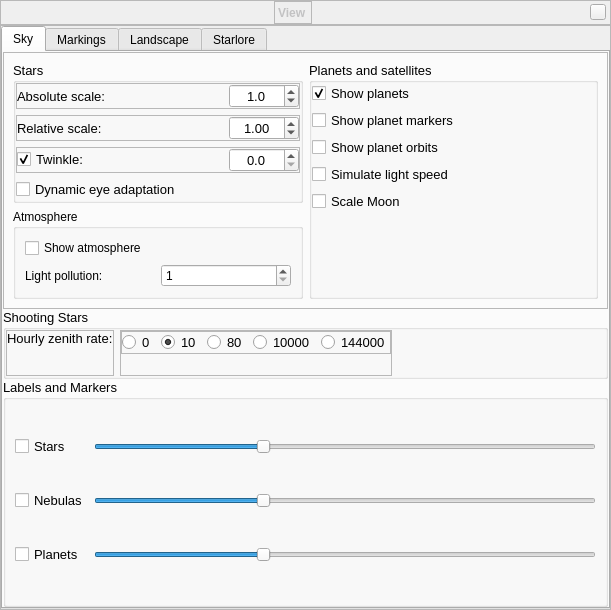
Before: the Qt Designer form src/gui/viewDialog.ui in 519984307/stellarium_src, drawn with Qt 5.
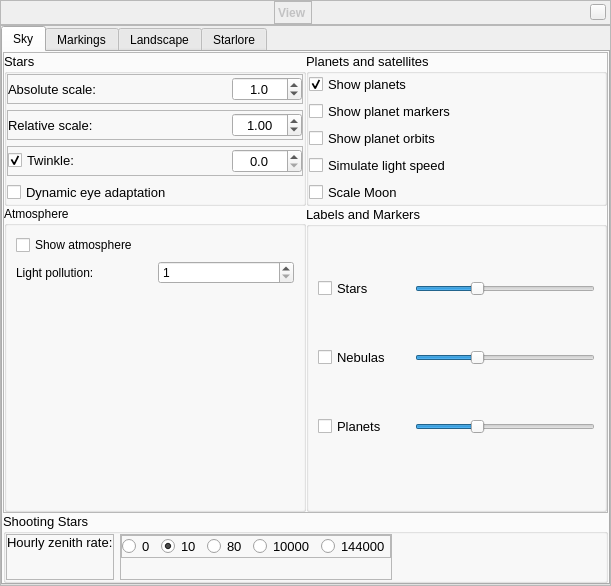
After: the same form once the commit is applied. The open tabs and pages were chosen to show the change. Icons and pictures are not drawn. Custom widgets are drawn as their Qt base class.

Commit message: Reduced view dialog size.

What changed in the file:
```diff
--- a/src/gui/viewDialog.ui
+++ b/src/gui/viewDialog.ui
@@ -6,7 +6,7 @@
     <x>0</x>
     <y>0</y>
     <width>611</width>
-    <height>610</height>
+    <height>586</height>
    </rect>
   </property>
   <property name="font" >
@@ -226,7 +226,7 @@
       <property name="spacing" >
        <number>0</number>
       </property>
-      <item row="1" column="0" >
+      <item row="0" column="0" >
        <widget class="QTabWidget" name="viewTabWidget" >
         <property name="sizePolicy" >
          <sizepolicy vsizetype="Expanding" hsizetype="Expanding" >
@@ -285,7 +285,13 @@
              <enum>QFrame::StyledPanel</enum>
             </property>
             <layout class="QGridLayout" name="gridLayout_3" >
-             <item row="0" column="1" >
+             <property name="margin" >
+              <number>0</number>
+             </property>
+             <property name="spacing" >
+              <number>0</number>
+             </property>
+             <item rowspan="2" row="0" column="0" >
               <widget class="QGroupBox" name="starGroupBox" >
                <property name="font" >
                 <font>
@@ -524,7 +530,7 @@
                </layout>
               </widget>
              </item>
-             <item rowspan="2" row="0" column="2" >
+             <item rowspan="2" row="0" column="1" >
               <widget class="QGroupBox" name="planetsGroupBox" >
                <property name="font" >
                 <font>
@@ -587,19 +593,6 @@
                   </property>
                  </widget>
                 </item>
-                <item>
-                 <spacer name="verticalSpacer_2" >
-                  <property name="orientation" >
-                   <enum>Qt::Vertical</enum>
-                  </property>
-                  <property name="sizeHint" stdset="0" >
-                   <size>
-                    <width>20</width>
-                    <height>40</height>
-                   </size>
-                  </property>
-                 </spacer>
-                </item>
                </layout>
                <zorder>showPlanetCheckBox</zorder>
                <zorder>planetMarkerCheckBox</zorder>
@@ -609,8 +602,8 @@
                <zorder>labelsGroupBox</zorder>
               </widget>
              </item>
-             <item row="1" column="1" >
-              <widget class="QGroupBox" name="groupBox" >
+             <item row="2" column="0" >
+              <widget class="QGroupBox" name="atmosphereGroupBox" >
                <property name="title" >
                 <string>Atmosphere</string>
                </property>
@@ -646,6 +639,151 @@
                   </item>
                  </layout>
                 </item>
+                <item>
+                 <spacer name="verticalSpacer_2" >
+                  <property name="orientation" >
+                   <enum>Qt::Vertical</enum>
+                  </property>
+                  <property name="sizeHint" stdset="0" >
+                   <size>
+                    <width>20</width>
+                    <height>40</height>
+                   </size>
+                  </property>
+                 </spacer>
+                </item>
+               </layout>
+              </widget>
+             </item>
+             <item row="2" column="1" >
+              <widget class="QGroupBox" name="labelsGroupBox" >
+               <property name="sizePolicy" >
+                <sizepolicy vsizetype="Expanding" hsizetype="Preferred" >
+                 <horstretch>0</horstretch>
+                 <verstretch>0</verstretch>
+                </sizepolicy>
+               </property>
+               <property name="minimumSize" >
+                <size>
+                 <width>0</width>
+                 <height>150</height>
+                </size>
+               </property>
+               <property name="font" >
+                <font>
+                 <pointsize>10</pointsize>
+                 <weight>50</weight>
+                 <bold>false</bold>
+                </font>
+               </property>
+               <property name="title" >
+                <string>Labels and Markers</string>
+               </property>
+               <property name="checkable" >
+                <bool>false</bool>
+               </property>
+               <layout class="QGridLayout" name="gridLayout" >
+                <item row="0" column="0" >
+                 <widget class="QCheckBox" name="starLabelCheckBox" >
+                  <property name="text" >
+                   <string>Stars</string>
+                  </property>
+                 </widget>
+                </item>
+                <item row="0" column="1" >
+                 <widget class="QSlider" name="starsLabelsHorizontalSlider" >
+                  <property name="sizePolicy" >
+                   <sizepolicy vsizetype="Fixed" hsizetype="Preferred" >
+                    <horstretch>0</horstretch>
+                    <verstretch>0</verstretch>
+                   </sizepolicy>
+                  </property>
+                  <property name="value" >
+                   <number>33</number>
+                  </property>
+                  <property name="orientation" >
+                   <enum>Qt::Horizontal</enum>
+                  </property>
+                 </widget>
+                </item>
+                <item row="1" column="0" >
+                 <widget class="QCheckBox" name="nebulaLabelCheckBox" >
+                  <property name="text" >
+                   <string>Nebulas</string>
+                  </property>
+                 </widget>
+                </item>
+                <item row="1" column="1" >
+                 <widget class="QSlider" name="nebulasLabelsHorizontalSlider" >
+                  <property name="sizePolicy" >
+                   <sizepolicy vsizetype="Fixed" hsizetype="Preferred" >
+                    <horstretch>0</horstretch>
+                    <verstretch>0</verstretch>
+                   </sizepolicy>
+                  </property>
+                  <property name="value" >
+                   <number>33</number>
+                  </property>
+                  <property name="orientation" >
+                   <enum>Qt::Horizontal</enum>
+                  </property>
+                 </widget>
+                </item>
+                <item row="2" column="0" >
+                 <widget class="QCheckBox" name="planetLabelCheckBox" >
+                  <property name="text" >
+                   <string>Planets</string>
+                  </property>
+                 </widget>
+                </item>
+                <item row="2" column="1" >
+                 <widget class="QSlider" name="planetsLabelsHorizontalSlider" >
+                  <property name="sizePolicy" >
+                   <sizepolicy vsizetype="Fixed" hsizetype="Preferred" >
+                    <horstretch>0</horstretch>
+                    <verstretch>0</verstretch>
+                   </sizepolicy>
+                  </property>
+                  <property name="value" >
+                   <number>33</number>
+                  </property>
+                  <property name="orientation" >
+                   <enum>Qt::Horizontal</enum>
+                  </property>
+                 </widget>
+                </item>
+                <item row="3" column="0" >
+                 <spacer name="horizontalSpacer_5" >
+                  <property name="orientation" >
+                   <enum>Qt::Horizontal</enum>
+                  </property>
+                  <property name="sizeType" >
+                   <enum>QSizePolicy::Minimum</enum>
+                  </property>
+                  <property name="sizeHint" stdset="0" >
+                   <size>
+                    <width>40</width>
+                    <height>20</height>
+                   </size>
+                  </property>
+                 </spacer>
+                </item>
+                <item row="3" column="1" >
+                 <spacer name="horizontalSpacer_4" >
+                  <property name="orientation" >
+                   <enum>Qt::Horizontal</enum>
+                  </property>
+                  <property name="sizeType" >
+                   <enum>QSizePolicy::Preferred</enum>
+                  </property>
+                  <property name="sizeHint" stdset="0" >
+                   <size>
+                    <width>180</width>
+                    <height>20</height>
+                   </size>
+                  </property>
+                 </spacer>
+                </item>
                </layout>
               </widget>
              </item>
@@ -799,88 +937,6 @@
             <zorder>groupBox</zorder>
            </widget>
           </item>
-          <item row="2" column="0" colspan="3" >
-           <widget class="QGroupBox" name="labelsGroupBox" >
-            <property name="sizePolicy" >
-             <sizepolicy vsizetype="Expanding" hsizetype="Preferred" >
-              <horstretch>0</horstretch>
-              <verstretch>0</verstretch>
-             </sizepolicy>
-            </property>
-            <property name="minimumSize" >
-             <size>
-              <width>0</width>
-              <height>150</height>
-             </size>
-            </property>
-            <property name="font" >
-             <font>
-              <pointsize>10</pointsize>
-              <weight>50</weight>
-              <bold>false</bold>
-             </font>
-            </property>
-            <property name="title" >
-             <string>Labels and Markers</string>
-            </property>
-            <property name="checkable" >
-             <bool>false</bool>
-            </property>
-            <layout class="QGridLayout" name="gridLayout" >
-             <item row="0" column="0" >
-              <widget class="QCheckBox" name="starLabelCheckBox" >
-               <property name="text" >
-                <string>Stars</string>
-               </property>
-              </widget>
-             </item>
-             <item row="0" column="1" >
-              <widget class="QSlider" name="starsLabelsHorizontalSlider" >
-               <property name="value" >
-                <number>33</number>
-               </property>
-               <property name="orientation" >
-                <enum>Qt::Horizontal</enum>
-               </property>
-              </widget>
-             </item>
-             <item row="1" column="0" >
-              <widget class="QCheckBox" name="nebulaLabelCheckBox" >
-               <property name="text" >
-                <string>Nebulas</string>
-               </property>
-              </widget>
-             </item>
-             <item row="1" column="1" >
-              <widget class="QSlider" name="nebulasLabelsHorizontalSlider" >
-               <property name="value" >
-                <number>33</number>
-               </property>
-               <property name="orientation" >
-                <enum>Qt::Horizontal</enum>
-               </property>
-              </widget>
-             </item>
-             <item row="2" column="0" >
-              <widget class="QCheckBox" name="planetLabelCheckBox" >
-               <property name="text" >
-                <string>Planets</string>
-               </property>
-              </widget>
-             </item>
-             <item row="2" column="1" >
-              <widget class="QSlider" name="planetsLabelsHorizontalSlider" >
-               <property name="value" >
-                <number>33</number>
-               </property>
-               <property name="orientation" >
-                <enum>Qt::Horizontal</enum>
-               </property>
-              </widget>
-             </item>
-            </layout>
-           </widget>
-          </item>
          </layout>
         </widget>
         <widget class="QWidget" name="tabMarking" >
```
Left out of the diff: 7 changed lines with no effect on the pictures.
